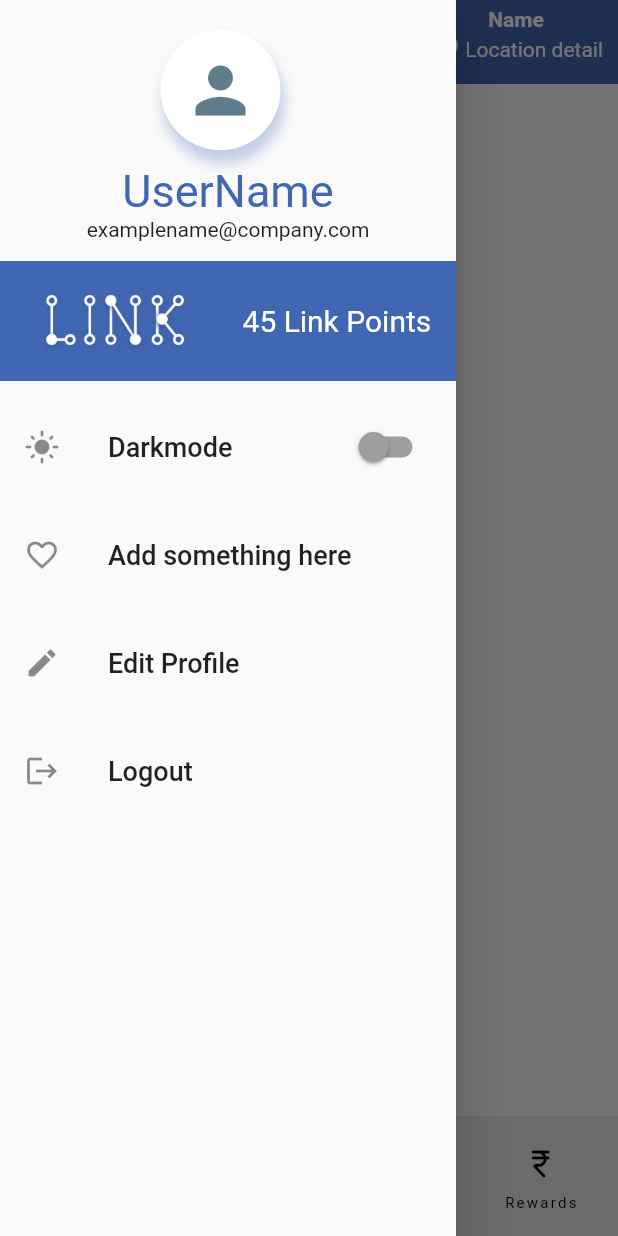
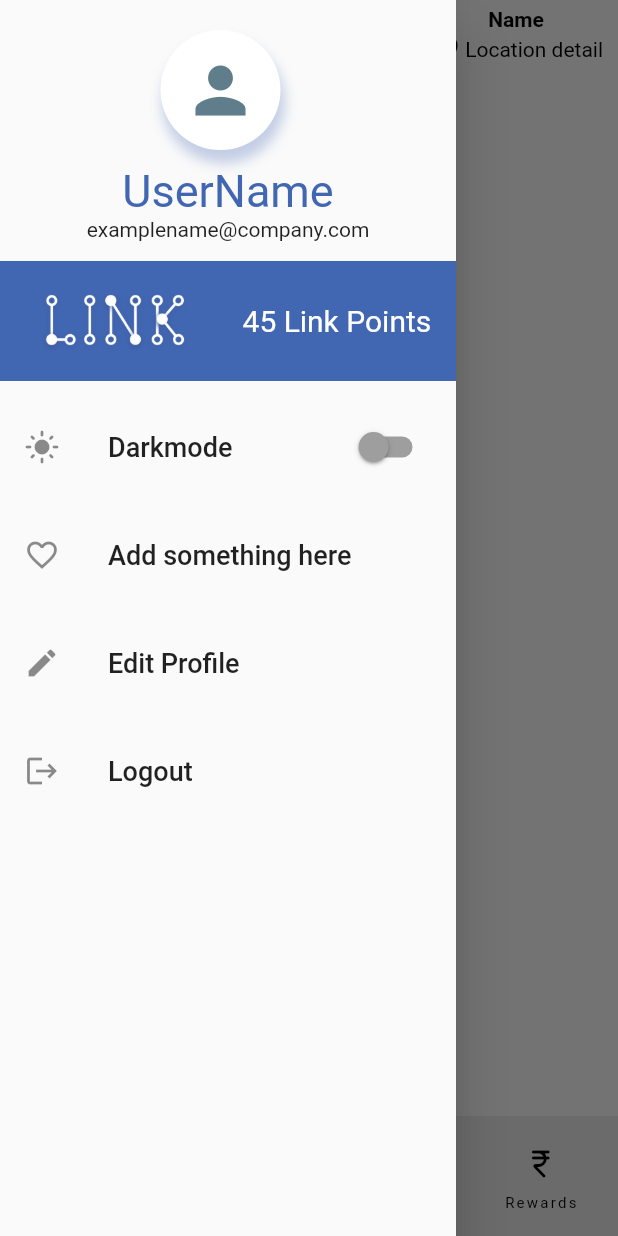
Before and after one commit to aditya-taparia/googleSolutionChallenge, a Flutter app: the Home screen opened directly, with the side drawer open, on a phone screen of 412 x 824 dp. Run offline on Flutter 3.47's test engine with Material 2 defaults, Android fonts, the phone set to English and light mode, and no system bars; our stand-ins replace firebase_auth, firebase_core, google_fonts, google_sign_in, lottie, percent_indicator and 3 more; missing offline and left inert: particles_flutter, side_header_list_view; accounts and stored records are empty.

Commit message:
changed home.dart

```diff
--- a/lib/screens/home/Screens/forum.dart
+++ b/lib/screens/home/Screens/forum.dart
@@ -14,7 +14,6 @@ class _ForumState extends State<Forum> {
       length: 2,
       child: Scaffold(
         appBar: AppBar(
-          // backgroundColor: Color.fromRGBO(66, 103, 178, 1),
           bottom: TabBar(
               indicatorColor: Colors.white,
               unselectedLabelColor: Colors.white70,
--- a/lib/screens/home/home.dart
+++ b/lib/screens/home/home.dart
@@ -203,10 +203,8 @@ class _HomeState extends State<Home> {
         return Scaffold(
           appBar: _index != 1
               ? AppBar(
-                  // toolbarHeight: 122,
-                  backgroundColor: Color.fromRGBO(66, 103, 178, 1),
                   elevation: 0,
-                  iconTheme: const IconThemeData(color: Colors.white),
+                  iconTheme: const IconThemeData(color: Colors.black),
                   actions: <Widget>[
                     Padding(
                       padding: const EdgeInsets.fromLTRB(0, 5, 10, 0),
@@ -215,25 +213,24 @@ class _HomeState extends State<Home> {
                           const Text(
                             "Name",
                             style: TextStyle(
-                              color: Colors.white,
                               fontWeight: FontWeight.bold,
+                              color: Colors.black,
                             ),
                           ),
                           Row(
                             children: const [
                               Icon(
                                 Icons.location_on,
-                                color: Colors.white,
                               ),
                               Text("Location detail",
-                                  style: TextStyle(color: Colors.white))
+                                  style: TextStyle(color: Colors.black))
                             ],
                           )
                         ],
                       ),
                     )
                   ],
-                  // backgroundColor: const Color.fromRGBO(0, 0, 0, 0),
+                  backgroundColor: const Color.fromRGBO(0, 0, 0, 0),
                 )
               : null,
           // Drawer styling from theme is left
```
